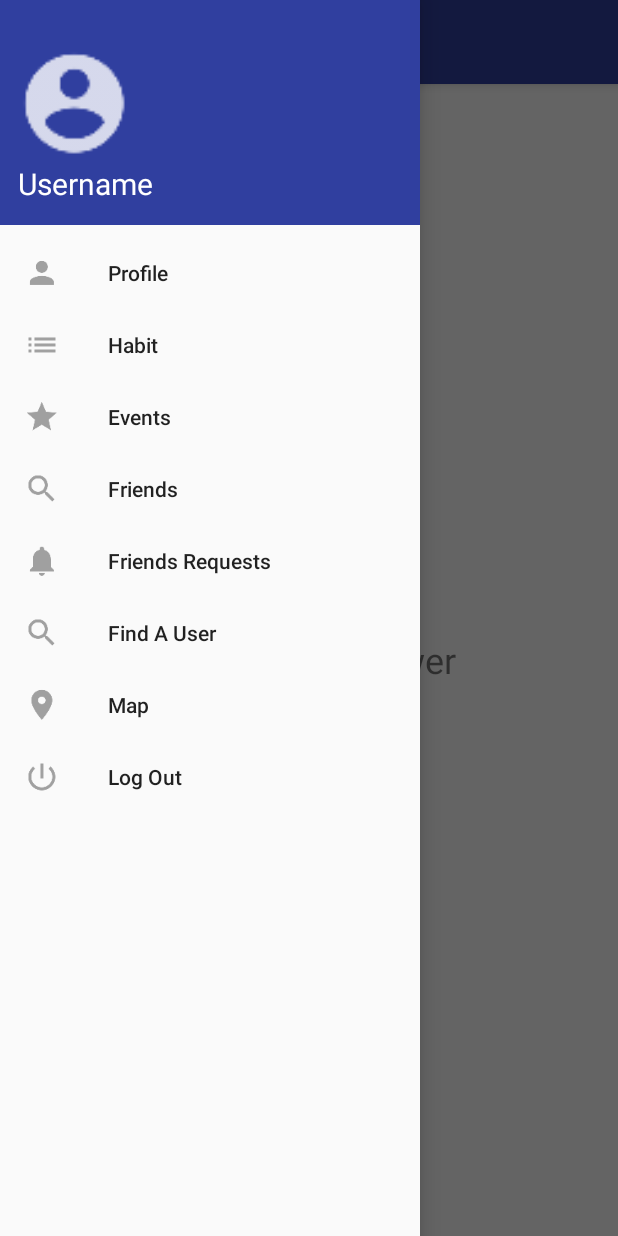
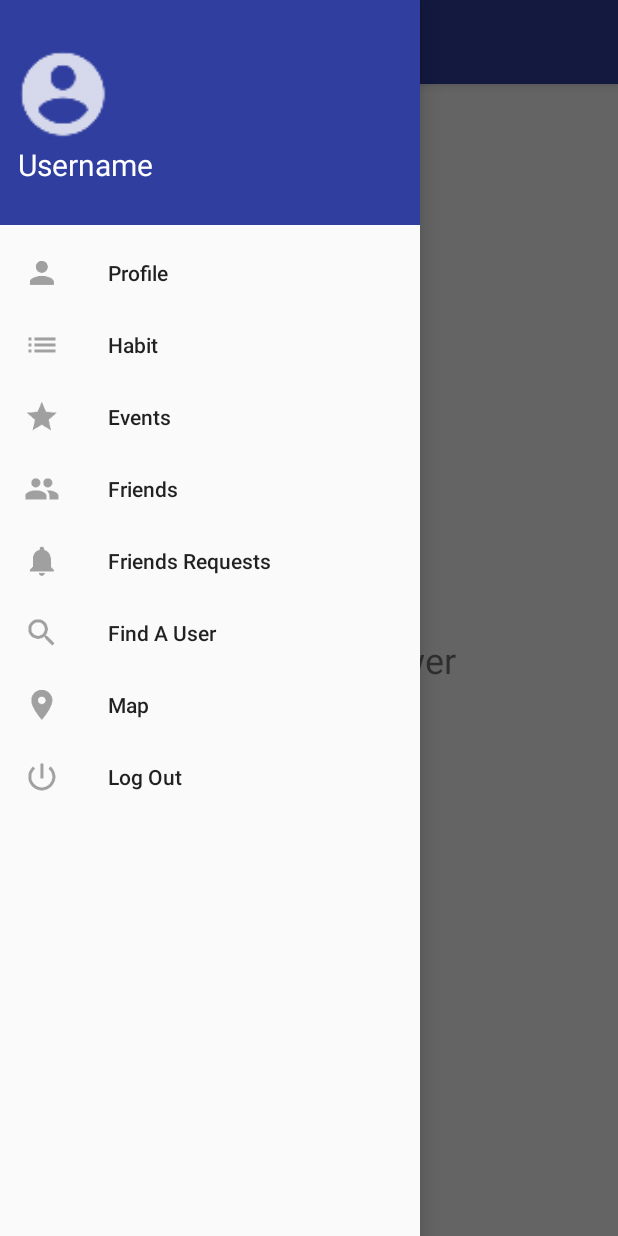
Before and after one commit to CMPUT301F17T29/HabitUp, an Android app: the screen it shows after launch (MainActivity), with the side drawer open, on a phone screen of 412 x 824 dp. Run offline under Robolectric (Android 15) with nearby library versions, the phone set to English and light mode, and no system bars; our stand-ins replace CircleImageView.

Commit message:
Fix friends icon and profile pic in drawer

```diff
--- a/app/src/main/res/layout/nav_header.xml
+++ b/app/src/main/res/layout/nav_header.xml
@@ -12,8 +12,8 @@
 
     <de.hdodenhof.circleimageview.CircleImageView
         android:id="@+id/drawer_pic"
-        android:layout_width="75dp"
-        android:layout_height="75dp"
+        android:layout_width="60dp"
+        android:layout_height="60dp"
         android:adjustViewBounds="false"
         android:src="@drawable/ic_default_user"
         android:layout_weight="0.20"
--- a/app/src/main/res/menu/menu_navigation.xml
+++ b/app/src/main/res/menu/menu_navigation.xml
@@ -16,7 +16,7 @@
         <item
             android:id="@+id/friends"
             android:title="Friends"
-            android:icon="@drawable/ic_find"/>
+            android:icon="@drawable/ic_friends"/>
 
         <item
             android:id="@+id/requests"
```
